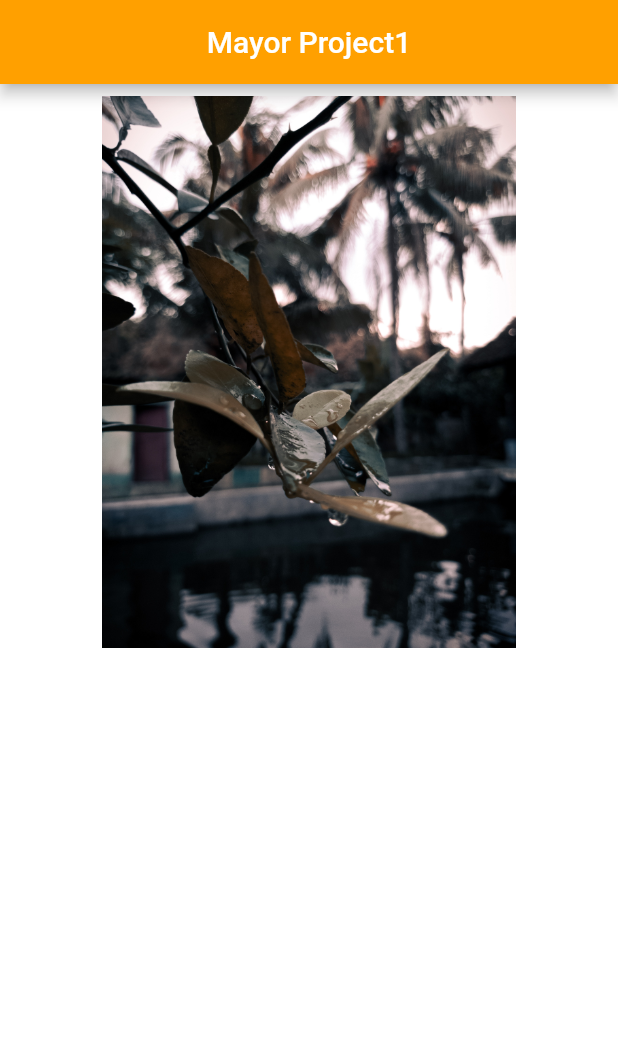
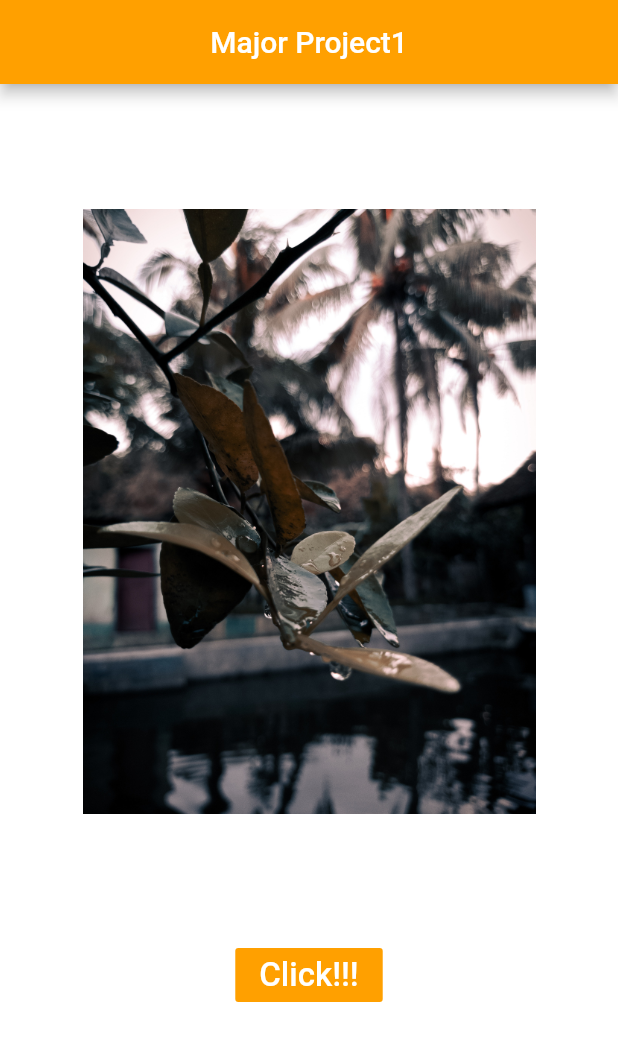
Before and after one commit to wildan190/tugasbesar1, a Flutter app: the screen it shows after launch, on a phone screen of 412 x 824 dp. Shown: the top 1041 px of the screen. Run offline on Flutter 3.47's test engine with Material 2 defaults, Android fonts, the phone set to English and light mode, and no system bars.

Commit message:
'master'

```diff
--- a/lib/main.dart
+++ b/lib/main.dart
@@ -1,16 +1,12 @@
 import 'dart:math';
-
 import 'package:flutter/material.dart';
-import 'package:adobe_xd/pinned.dart';
 
 void main() {
-  runApp(const MyApp());
+  runApp(MyApp());
 }
 
 class MyApp extends StatelessWidget {
   const MyApp({Key? key}) : super(key: key);
-
-  // This widget is the root of your application.
   @override
   Widget build(BuildContext context) {
     return MaterialApp(
@@ -19,59 +15,71 @@ class MyApp extends StatelessWidget {
         appBar: AppBar(
           title: Center(
             child: Text(
-            'Mayor Project1',
+              'Major Project1',
             ),
           ),
           backgroundColor: Colors.amber[700],
         ),
-      body: Center(
-        child: Tugas1(),
+        body: tugasBesar1(),
       ),
-    ));
+    );
   }
 }
 
-class Tugas1 extends StatefulWidget {
-  const Tugas1({Key? key}) : super(key: key);
+class tugasBesar1 extends StatefulWidget {
+  const tugasBesar1({Key? key}) : super(key: key);
+
   @override
-  _Tugas1State createState() => _Tugas1State();
+  _tugasBesar1 createState() => _tugasBesar1();
 }
 
-class _Tugas1State extends State<Tugas1> {
-  int frameLeft = 1;
-  int frameRight = 2;
+class _tugasBesar1 extends State<tugasBesar1> {
+  // ignore: non_constant_identifier_names
+  int frame1 = 1;
 
   void acakGambar() {
     setState(() {
-      frameLeft = Random().nextInt(6) + 1;
-      frameRight = Random().nextInt(6) + 1;
+      frame1 = Random().nextInt(6) + 1;
     });
   }
 
   @override
   Widget build(BuildContext context) {
     return Center(
-        child: Column(children: [
+      child: Column(
+        children: [
           Expanded(
             child: Padding(
-          padding: const EdgeInsets.all(8.0),
+              padding: const EdgeInsets.all(55.0),
               child: GestureDetector(
                 child: Image.asset(
-              'images/image$frameLeft.jpg',
+                  'images/image$frame1.jpg',
                 ),
-            onTap: () {
+              ),
+            ),
+          ),
+          Column(
+            children: [
+              Padding(
+                  padding: const EdgeInsets.only(bottom: 150.00),
+                  child: GestureDetector(
+                    // ignore: deprecated_member_use
+                    child: FlatButton(
+                      child: Text(
+                        'Click!!!',
+                        style: TextStyle(fontSize: 22.0),
+                      ),
+                      color: Colors.amber[700],
+                      textColor: Colors.white,
+                      onPressed: () {
                         acakGambar();
                       },
                     ),
+                  )),
+            ],
           ),
+        ],
       ),
-      Expanded(child: Align(
-        child: GestureDetector(
-          onTap: () {
-            acakGambar();
-          },
-        ),
-      ))
-    ]));
+    );
   }
 }
```
Lines whose indentation alone changed are shown as unchanged.
